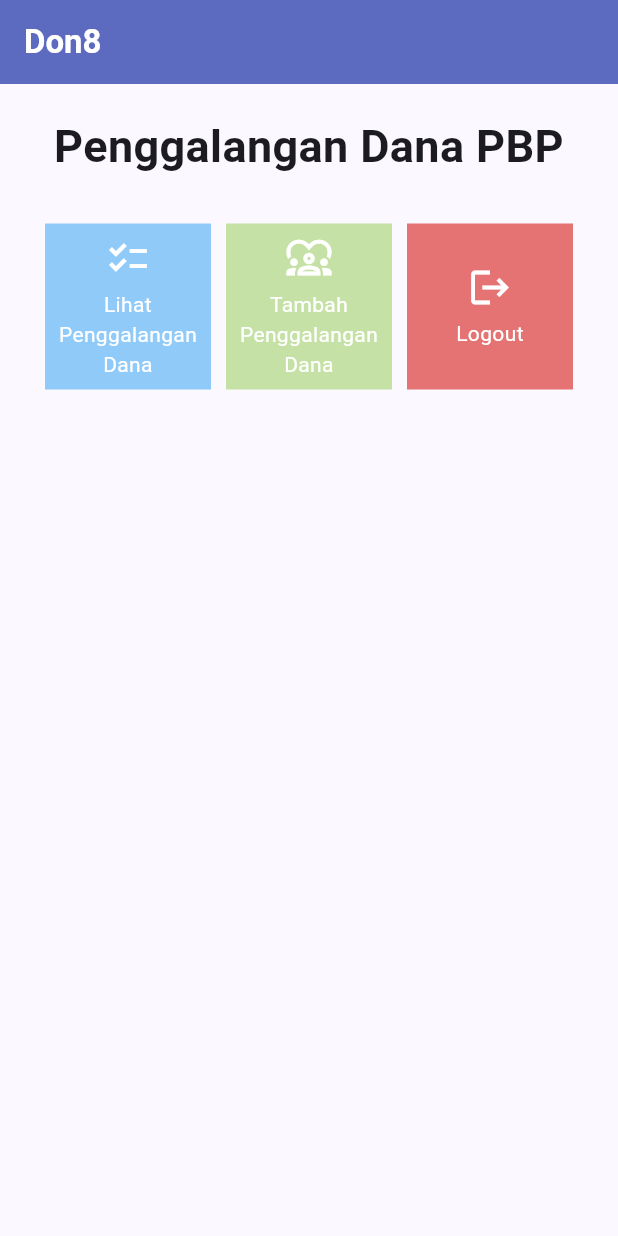
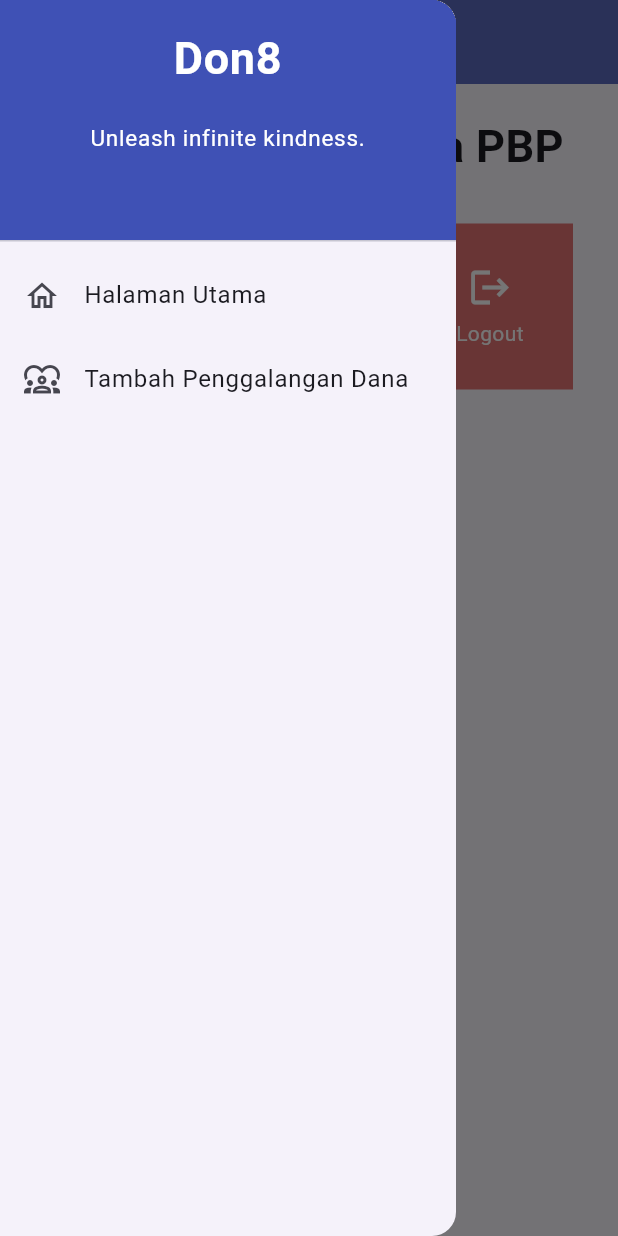
Before and after one commit to ratunadya/don8-mobile, a Flutter app: the screen it shows after launch, with the side drawer open (before the commit the screen has no drawer), on a phone screen of 412 x 824 dp. Run offline on Flutter 3.47's test engine with Material 2 defaults, Android fonts, the phone set to English and light mode, and no system bars.

Commit message:
add: Tugas 8

```diff
--- a/lib/main.dart
+++ b/lib/main.dart
@@ -1,5 +1,5 @@
 import 'package:flutter/material.dart';
-import 'package:don8/menu.dart';
+import 'package:don8/screens/menu.dart';
 
 void main() {
   runApp(const MyApp());
--- a/lib/menu.dart
+++ b/lib/screens/menu.dart
@@ -1,4 +1,6 @@
 import 'package:flutter/material.dart';
+import 'package:don8/widgets/fundraising_card.dart';
+import 'package:don8/widgets/left_drawer.dart';
 
 class MyHomePage extends StatelessWidget {
   MyHomePage({Key? key}) : super(key: key);
@@ -22,6 +24,7 @@ class MyHomePage extends StatelessWidget {
         ),
         backgroundColor: Colors.indigo.shade400,
       ),
+      drawer: const LeftDrawer(),
       body: SingleChildScrollView(
         // Widget wrapper yang dapat di-scroll
         child: Padding(
@@ -62,59 +65,3 @@ class MyHomePage extends StatelessWidget {
     );
   }
 }
-
-class FundraisingItem {
-  final String name;
-  final IconData icon;
-  final Color color;
-
-  FundraisingItem(this.name, this.icon, this.color);
-}
-
-class FundraisingCard extends StatelessWidget {
-  final FundraisingItem item;
-
-  const FundraisingCard(this.item, {super.key}); // Constructor
-
-  @override
-  Widget build(BuildContext context) {
-    return Material(
-      color: item.color,
-      child: InkWell(
-        // Area responsive terhadap sentuhan
-        onTap: () {
-          // Memunculkan SnackBar ketika diklik
-          ScaffoldMessenger.of(context)
-            ..hideCurrentSnackBar()
-            ..showSnackBar(SnackBar(
-                content: Text("Kamu telah menekan tombol ${item.name}"),
-                backgroundColor: Colors.indigo.shade400,
-              )
-            );
-        },
-        child: Container(
-          // Container untuk menyimpan Icon dan Text
-          padding: const EdgeInsets.all(8),
-          child: Center(
-            child: Column(
-              mainAxisAlignment: MainAxisAlignment.center,
-              children: [
-                Icon(
-                  item.icon,
-                  color: Colors.white,
-                  size: 30.0,
-                ),
-                const Padding(padding: EdgeInsets.all(3)),
-                Text(
-                  item.name,
-                  textAlign: TextAlign.center,
-                  style: const TextStyle(color: Colors.white),
-                ),
-              ],
-            ),
-          ),
-        ),
-      ),
-    );
-  }
-}
--- /dev/null
+++ b/lib/widgets/fundraising_card.dart
@@ -0,0 +1,61 @@
+import 'package:flutter/material.dart';
+import 'package:don8/screens/fundraising_form.dart';
+
+class FundraisingItem {
+  final String name;
+  final IconData icon;
+  final Color color;
+
+  FundraisingItem(this.name, this.icon, this.color);
+}
+
+class FundraisingCard extends StatelessWidget {
+  final FundraisingItem item;
+
+  const FundraisingCard(this.item, {super.key}); // Constructor
+
+  @override
+  Widget build(BuildContext context) {
+    return Material(
+      color: item.color,
+      child: InkWell(
+        // Area responsive terhadap sentuhan
+        onTap: () {
+          // Memunculkan SnackBar ketika diklik
+          ScaffoldMessenger.of(context)
+            ..hideCurrentSnackBar()
+            ..showSnackBar(SnackBar(
+                content: Text("Kamu telah menekan tombol ${item.name}"),
+                backgroundColor: Colors.indigo.shade400,));
+          // Navigator.push untuk melakukan navigasi ke MaterialPageRoute yang mencakup ShopFormPage.
+          if (item.name == "Tambah Penggalangan Dana") {
+            Navigator.push(context,
+                  MaterialPageRoute(builder: (context) => const FundraisingFormPage()));
+          }
+        },
+        child: Container(
+          // Container untuk menyimpan Icon dan Text
+          padding: const EdgeInsets.all(8),
+          child: Center(
+            child: Column(
+              mainAxisAlignment: MainAxisAlignment.center,
+              children: [
+                Icon(
+                  item.icon,
+                  color: Colors.white,
+                  size: 30.0,
+                ),
+                const Padding(padding: EdgeInsets.all(3)),
+                Text(
+                  item.name,
+                  textAlign: TextAlign.center,
+                  style: const TextStyle(color: Colors.white),
+                ),
+              ],
+            ),
+          ),
+        ),
+      ),
+    );
+  }
+}
--- /dev/null
+++ b/lib/widgets/left_drawer.dart
@@ -0,0 +1,69 @@
+import 'package:flutter/material.dart';
+import 'package:don8/screens/menu.dart';
+import 'package:don8/screens/fundraising_form.dart';
+
+class LeftDrawer extends StatelessWidget {
+  const LeftDrawer({super.key});
+
+  @override
+  Widget build(BuildContext context) {
+    return Drawer(
+      child: ListView(
+        children: [
+          const DrawerHeader(
+            decoration: BoxDecoration(
+              color: Colors.indigo,
+            ),
+            child: Column(
+              children: [
+                Text(
+                  'Don8',
+                  textAlign: TextAlign.center,
+                  style: TextStyle(
+                    fontSize: 30,
+                    fontWeight: FontWeight.bold,
+                    color: Colors.white,
+                  ),
+                ),
+                Padding(padding: EdgeInsets.all(10)),
+                Text("Unleash infinite kindness.",
+                  textAlign: TextAlign.center,
+                  style: TextStyle(
+                    fontSize: 15,
+                    fontWeight: FontWeight.normal,
+                    color: Colors.white,
+                  ),
+                ),
+              ],
+            ),
+          ),
+          // Bagian routing
+          ListTile(
+            leading: const Icon(Icons.home_outlined),
+            title: const Text('Halaman Utama'),
+            // Bagian redirection ke MyHomePage
+            onTap: () {
+              Navigator.pushReplacement(
+                  context,
+                  MaterialPageRoute(
+                    builder: (context) => MyHomePage(),
+                  ));
+            },
+          ),
+          ListTile(
+            leading: const Icon(Icons.diversity_1_outlined),
+            title: const Text('Tambah Penggalangan Dana'),
+            // Bagian redirection ke ShopFormPage
+            onTap: () {
+              Navigator.pushReplacement(
+                  context,
+                  MaterialPageRoute(
+                      builder: (context) => FundraisingFormPage(),
+                  ));
+            },
+          ),
+        ],
+      ),
+    );
+  }
+}
```
Also changed, not shown: lib/screens/fundraising_form.dart (added, +206 -0 lines), 1 other file.
